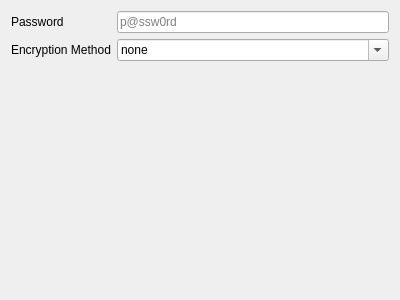
Qt form src/plugins/protocols/ui/outbound/shadowsocks.ui (Qv2ray/Qv2ray) before a commit.
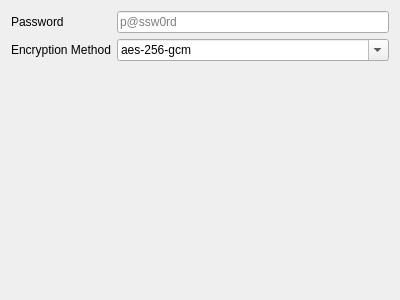
The same form after that commit.

Commit message: remove 'none'

Patch:
```diff
--- a/src/plugins/protocols/ui/outbound/shadowsocks.ui
+++ b/src/plugins/protocols/ui/outbound/shadowsocks.ui
@@ -46,11 +46,6 @@
      <property name="editable">
       <bool>true</bool>
      </property>
-     <item>
-      <property name="text">
-       <string notr="true">none</string>
-      </property>
-     </item>
      <item>
       <property name="text">
        <string notr="true">aes-256-gcm</string>
```
The commit also changes 1 other file.
